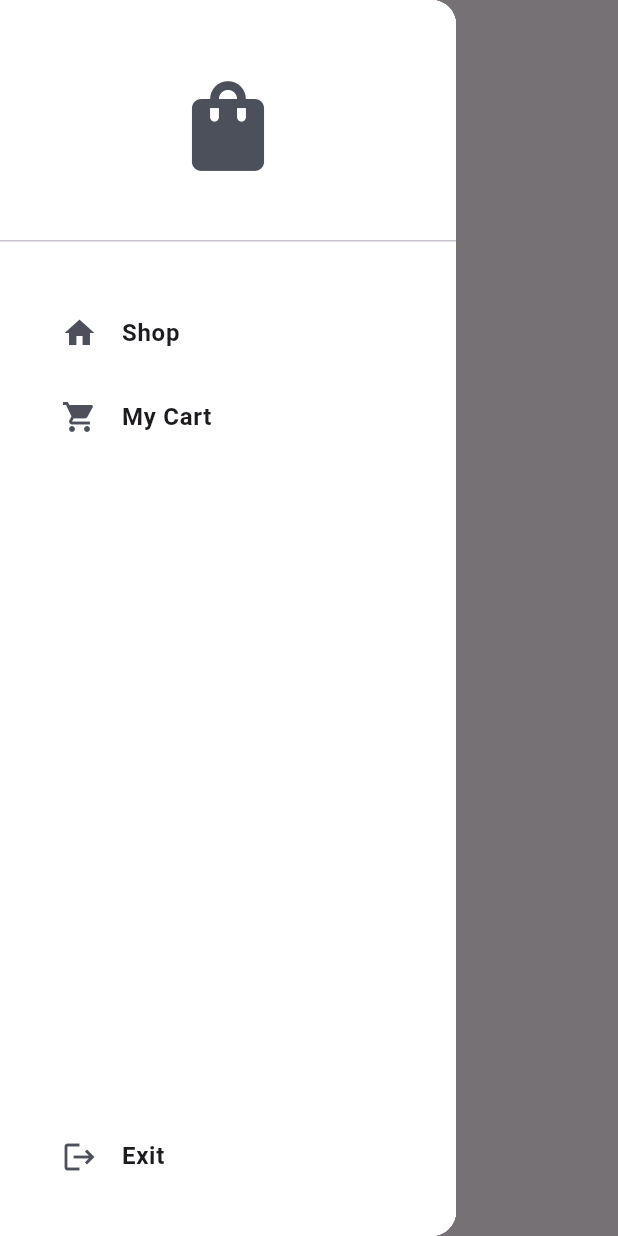
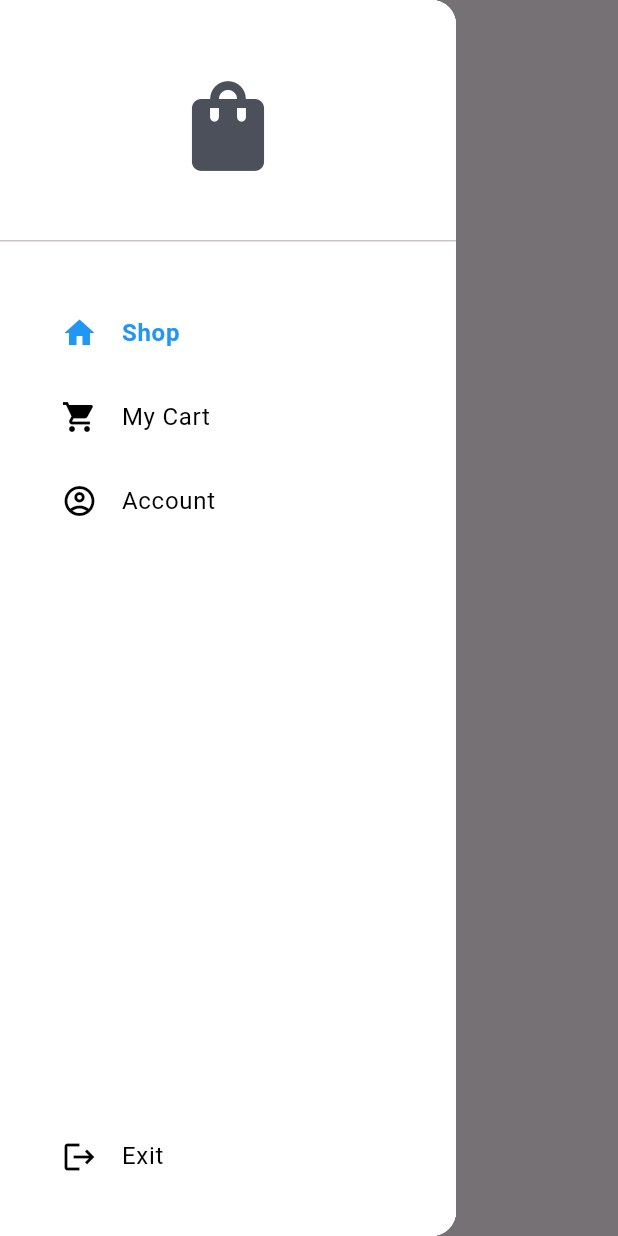
Before and after one commit to MohammedYakub11/Flutter-login-page, a Flutter app: the CartPage screen opened by its route, with the side drawer open, on a phone screen of 412 x 824 dp. Run offline on Flutter 3.47's test engine with Material 3 defaults, Android fonts, the phone set to English and light mode, and no system bars.

```diff
--- a/lib/Pages/cart_page.dart
+++ b/lib/Pages/cart_page.dart
@@ -5,11 +5,24 @@ import 'package:provider/provider.dart';
 
 import '../components/my_drawer.dart';
 
-class CartPage extends StatelessWidget {
-  const CartPage({super.key});
+class CartPage extends StatefulWidget {
+
+   CartPage({Key? key}) : super(key: key);
+
+  @override
+  State<CartPage> createState() => _CartPageState();
+}
+
+class _CartPageState extends State<CartPage> {
+  int _selectedIndex = 1;
+
+   void _handleDrawerItemSelection(int index) {
+     setState(() {
+       _selectedIndex = index;
+     });
+   }
 
   //remove item from cart
-
   void removeItemFromCart(BuildContext context, Product product) {
 //show a dialog box to ask user to confirm to remove from cart
     showDialog(
@@ -48,7 +61,10 @@ class CartPage extends StatelessWidget {
         elevation: 0,
         title: const Text("Cart Page"),
       ),
-      drawer: MyDrawer(),
+      drawer: MyDrawer(onItemSelected: _handleDrawerItemSelection),
+      // drawer: MyDrawer(onItemSelected: (index) {
+      //   _selectedDrawerIndex = index;
+      // },),
       body: Column(children: [
         //cart list
         Expanded(
--- a/lib/Pages/shop_page.dart
+++ b/lib/Pages/shop_page.dart
@@ -13,7 +13,7 @@ class ShopPage extends StatefulWidget {
 
 class _ShopPageState extends State<ShopPage> {
   int _selectedIndex = 0;
-  void _onItemTapped(int index) {
+  void _handleDrawerItemSelection(int index) {
     setState(() {
       _selectedIndex = index;
     });
@@ -34,7 +34,7 @@ class _ShopPageState extends State<ShopPage> {
                 icon: const Icon(Icons.shopping_cart_outlined))
           ],
         ),
-        drawer: MyDrawer(),
+        drawer: MyDrawer(onItemSelected: _handleDrawerItemSelection),
         backgroundColor: Colors.white,
         body: ListView(
           children: [
--- a/lib/components/my_drawer.dart
+++ b/lib/components/my_drawer.dart
@@ -1,26 +1,29 @@
-
-
 import 'package:flutter/material.dart';
 import 'package:project/components/my_list_tile.dart';
 
 import '../Pages/cart_page.dart';
 import '../Pages/shop_page.dart';
-// import 'package:project/components/navigation_item.dart';
+import 'package:project/components/navigation_item.dart';
 
 class MyDrawer extends StatefulWidget {
-  const MyDrawer({super.key});
+  final ValueChanged<int> onItemSelected;
+  const MyDrawer({super.key, required this.onItemSelected});
 
   @override
   State<MyDrawer> createState() => _MyDrawerState();
 }
 
 class _MyDrawerState extends State<MyDrawer> {
-  int _selectedIndex = 0;
- void _onItemTapped(int index){
+  int _selectedIndex=0;
+
+  void _onItemTapped(int index) {
     setState(() {
-     _selectedIndex=index;
+      _selectedIndex = index;
     });
+    widget.onItemSelected(index);
   }
+
+
 
   @override
   Widget build(BuildContext context) {
@@ -57,7 +60,7 @@ class _MyDrawerState extends State<MyDrawer> {
                   child: MyListTile(
                     text: "Shop",
                     selected: _selectedIndex == 0,
-                        // item: NavigationItem.shop,
+                    item: NavigationItem.shop,
                     icon: Icons.home,
                     onTap: () {
                       _onItemTapped(0);
@@ -66,7 +69,6 @@ class _MyDrawerState extends State<MyDrawer> {
                       //go to shop page
                       Navigator.pushNamed(context, 'shop_page');
                     },
-
                   ),
                 ),
 
@@ -74,7 +76,7 @@ class _MyDrawerState extends State<MyDrawer> {
                 MyListTile(
                   text: "My Cart",
                   selected: _selectedIndex == 1,
-                      // item: NavigationItem.cart,
+                  item: NavigationItem.cart,
                   icon: Icons.shopping_cart,
                   onTap: () {
                     _onItemTapped(1);
@@ -84,7 +86,20 @@ class _MyDrawerState extends State<MyDrawer> {
                     Navigator.pushNamed(context, '/cart_page');
                   },
                 ),
-
+                MyListTile(
+                  text: "Account",
+                  selected: _selectedIndex == 2,
+                  item: NavigationItem.cart,
+                  icon: Icons.account_circle_outlined,
+                  onTap: () {
+                    _displayBottomSheet(context);
+                    // _onItemTapped(1);
+                    // //pop drawer first
+                    // Navigator.pop(context);
+                    // //go to cart page
+                    // Navigator.pushNamed(context, '/cart_page');
+                  },
+                ),
               ],
             ),
             //exit
@@ -92,16 +107,42 @@ class _MyDrawerState extends State<MyDrawer> {
               padding: const EdgeInsets.only(bottom: 25.0),
               child: MyListTile(
                   text: "Exit",
-                    selected: _selectedIndex == 2,
-                    // item: NavigationItem.exit,
+                  selected: _selectedIndex == 3,
+                  item: NavigationItem.exit,
                   icon: Icons.logout,
-                    onTap: () {_onItemTapped(2);Navigator.pushNamedAndRemoveUntil(
-                        context, 'Homepage', (route) => false);}
-                  ),
+                  onTap: () {
+                    _onItemTapped(2);
+                    Navigator.pushNamedAndRemoveUntil(
+                        context, 'Homepage', (route) => false);
+                  }),
             )
           ],
         ),
       ),
     ));
   }
+  Future _displayBottomSheet(BuildContext context) {
+    return showModalBottomSheet(
+      context: context,
+      shape: RoundedRectangleBorder(
+          borderRadius: BorderRadius.vertical(top: Radius.circular(30))),
+      builder: (context) => Container(
+        height: 200,
+        width: double.infinity,
+        child: Column(
+          mainAxisAlignment: MainAxisAlignment.center,
+          children: [
+            Text('Your Account Details\n\n Happy Shopping'),
+            SizedBox(height: 25),
+            IconButton(
+                onPressed: () => Navigator.pop(context),
+                icon: const Icon(Icons.close_rounded)
+            ),
+          ]
+
+
+        ),
+      ),
+    );
   }
+}
--- a/lib/components/my_list_tile.dart
+++ b/lib/components/my_list_tile.dart
@@ -7,45 +7,52 @@ class MyListTile extends StatelessWidget {
   final String text;
   final IconData icon;
   final void Function()? onTap;
-  // final NavigationItem item;
+  final bool selected;
+  final NavigationItem item;
 
   const MyListTile({
     super.key,
     required this.text,
     required this.icon,
     required this.onTap,
-    required bool selected,
-    // required this.item,
-
+    required this.selected,
+    required this.item,
   });
 
   @override
   Widget build(BuildContext context) {
-    // final provider = Provider.of<NavigationProvider>(context);
-    // final currentItem = provider.navigationItem;
-    // final isSelected = item == currentItem;
+    final provider = Provider.of<NavigationProvider>(context);
+    final currentItem = provider.navigationItem;
+    final isSelected = item == currentItem;
 
     return Padding(
       padding: const EdgeInsets.only(left: 25.0),
       child: ListTile(
-        // selected: isSelected,
           selectedTileColor: Colors.grey,
           leading: Icon(
             icon,
-          color: Color(0xff4c505b),
-
+            color: selected ? Colors.blue : Colors.black,
           ),
-        title: Text(text, style: TextStyle(fontWeight: FontWeight.bold)),
-        onTap: onTap,
+          title: Text(text,
+              style: TextStyle(
+                fontWeight: selected ? FontWeight.bold : FontWeight.normal,
+                color: selected ? Colors.blue : Colors.black,
+              )),
+          onTap: () {
+            onTap?.call();
+            if (!selected) {
+              provider.setNavigationItem(item);
+            }
+          }
           // onTap:()=> selectedItem (context, item),
 
           ),
     );
   }
 
-//   void selectedItem(BuildContext context, NavigationItem item) {
-//     final provider = Provider.of<NavigationProvider>(context);
-//     provider.setNavigationItem(item);
+  // void selectedItem(BuildContext context, NavigationItem item) {
+  //   final provider = Provider.of<NavigationProvider>(context);
+  //   provider.setNavigationItem(item);
   //
-//   }
+  // }
 }
--- a/lib/components/navigation_item.dart
+++ b/lib/components/navigation_item.dart
@@ -1,8 +1,7 @@
-// enum NavigationItem{
-//   header,
-//   shop,
-//
-//   cart,
-//   exit
-//
-// }
+enum NavigationItem{
+  shop,
+  cart,
+  account,
+  exit,
+
+}
--- a/lib/components/navigation_provider.dart
+++ b/lib/components/navigation_provider.dart
@@ -1,14 +1,14 @@
-// import 'package:flutter/material.dart';
-// import 'navigation_item.dart';
-//
-// // to remember the selected menu in drawer
-// class NavigationProvider extends ChangeNotifier{
-// NavigationItem _navigationItem = NavigationItem.shop;
-//
-// NavigationItem get navigationItem => _navigationItem;
-//
-// void setNavigationItem(NavigationItem navigationItem){
-//   _navigationItem = navigationItem;
-//   notifyListeners();
-// }
-// }
+import 'package:flutter/material.dart';
+import 'navigation_item.dart';
+
+// to remember the selected menu in drawer
+class NavigationProvider extends ChangeNotifier{
+NavigationItem _navigationItem = NavigationItem.shop;
+
+NavigationItem get navigationItem => _navigationItem;
+
+void setNavigationItem(NavigationItem navigationItem){
+  _navigationItem = navigationItem;
+  notifyListeners();
+}
+}
--- a/pubspec.yaml
+++ b/pubspec.yaml
@@ -35,6 +35,7 @@ dependencies:
   # The following adds the Cupertino Icons font to your application.
   # Use with the CupertinoIcons class for iOS style icons.
   cupertino_icons: ^1.0.2
+  intl: ^0.19.0
   email_validator: '^2.1.16'
   provider: ^6.1.1
 
```
Also changed, not shown: lib/Pages/Homepage.dart (+84 -24 lines), lib/main.dart (+5 -5 lines), pubspec.lock. Lines whose indentation alone changed are shown as unchanged.
